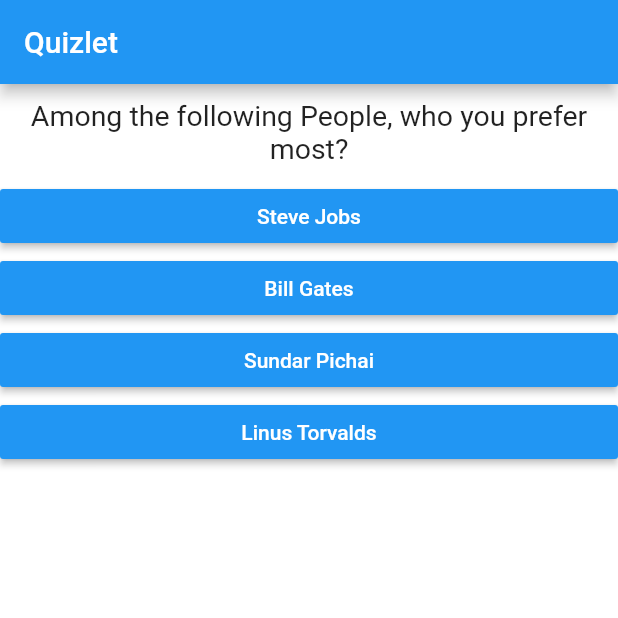
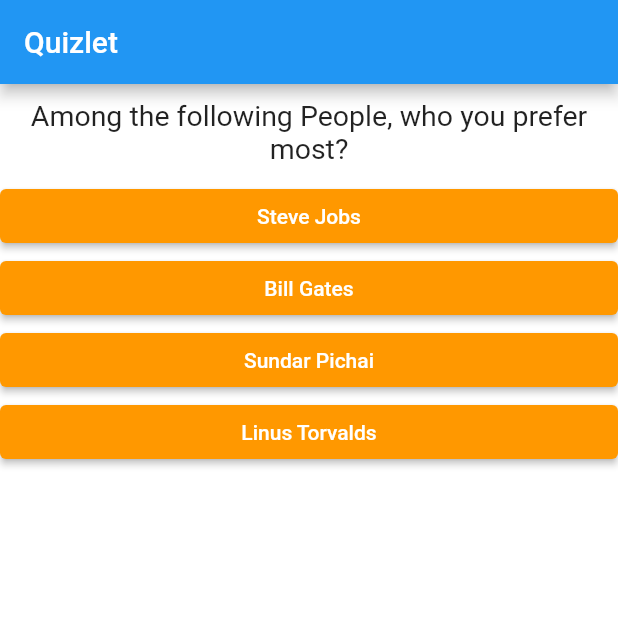
Before and after one commit to ShahriyarHussain/flutter_complete_guide, a Flutter app: the screen it shows after launch, on a phone screen of 412 x 824 dp, the top half of it. Run offline on Flutter 3.47's test engine with Material 2 defaults, Android fonts, the phone set to English and light mode, and no system bars.

Commit message:
Add reset button

```diff
--- a/lib/answer.dart
+++ b/lib/answer.dart
@@ -5,15 +5,16 @@ class Answer extends StatelessWidget {
   final VoidCallback selectHandler;
   final String answerText;
 
-  Answer(this.selectHandler, this.answerText, {Key? key}) : super(key: key);
+  const Answer(this.selectHandler, this.answerText, {Key? key})
+      : super(key: key);
 
   @override
   Widget build(BuildContext context) {
-    return Container(
+    return SizedBox(
       width: double.maxFinite,
-      child: RaisedButton(
-        color: Colors.blue,
-        textColor: Colors.white,
+      child: ElevatedButton(
+        style: ElevatedButton.styleFrom(
+            primary: Colors.orange, onPrimary: Colors.white),
         child: Text(answerText),
         onPressed: selectHandler,
       ),
--- a/lib/main.dart
+++ b/lib/main.dart
@@ -68,6 +68,13 @@ class _MyAppState extends State<MyApp> {
   var _questionIndex = 0;
   var _totalScore = 0;
 
+  void _resetQuiz() {
+    setState(() {
+      _questionIndex = 0;
+      _totalScore = 0;
+    });
+  }
+
   void _answerQuestion(int score) {
     _totalScore += score;
     setState(() {
@@ -86,7 +93,7 @@ class _MyAppState extends State<MyApp> {
         backgroundColor: (Colors.white),
         body: _questionIndex < _questions.length
             ? Quiz(_questions, _answerQuestion, _questionIndex)
-            : Result(_totalScore),
+            : Result(_totalScore, _resetQuiz),
       ),
     );
   }
--- a/lib/question.dart
+++ b/lib/question.dart
@@ -1,9 +1,9 @@
 import 'package:flutter/material.dart';
 
 class Question extends StatelessWidget {
-  late final String questionText;
+  final String questionText;
 
-  Question(this.questionText, {Key? key}) : super(key: key);
+  const Question(this.questionText, {Key? key}) : super(key: key);
 
   @override
   Widget build(BuildContext context) {
```
Also changed, not shown: lib/result.dart (+17 -8 lines).
